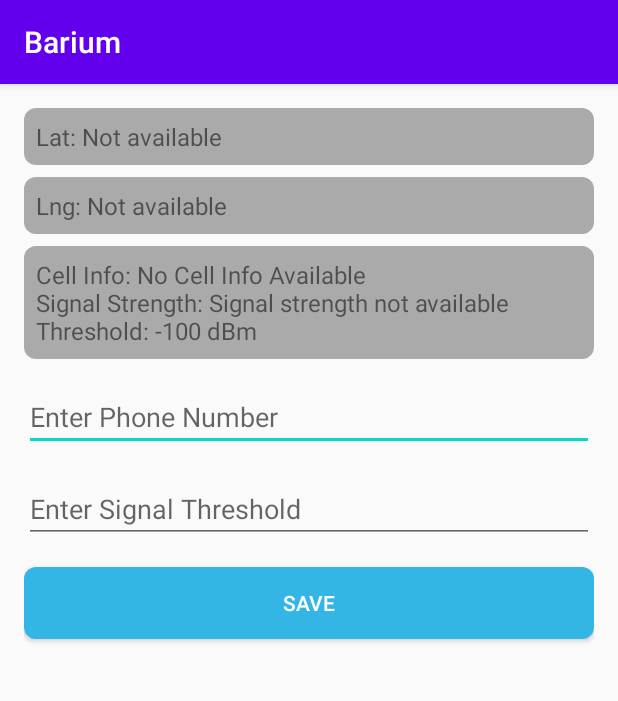
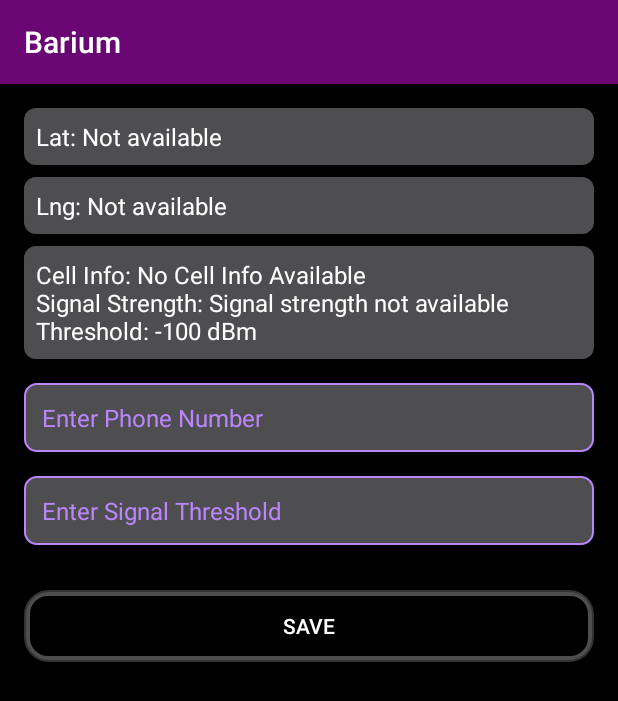
Before and after one commit to mhhasani/barium-project, an Android app built with Jetpack Compose: the screen it shows after launch (MainActivity), on a phone screen of 412 x 824 dp. Shown: the top 701 px of the screen. Run offline under Robolectric (Android 15) with nearby library versions, the phone set to English and light mode, and no system bars.

Commit message:
Make UI better

```diff
--- a/app/src/main/res/drawable/button_background.xml
+++ b/app/src/main/res/drawable/button_background.xml
@@ -2,13 +2,13 @@
 <selector xmlns:android="http://schemas.android.com/apk/res/android">
     <item android:state_pressed="true">
         <shape android:shape="rectangle">
-            <solid android:color="@android:color/holo_blue_dark"/>
+            <solid android:color="@color/primaryDarkColor"/>
             <corners android:radius="8dp"/>
         </shape>
     </item>
     <item>
         <shape android:shape="rectangle">
-            <solid android:color="@android:color/holo_blue_light"/>
+            <solid android:color="@color/primaryColor"/>
             <corners android:radius="8dp"/>
         </shape>
     </item>
--- /dev/null
+++ b/app/src/main/res/drawable/edit_text_background.xml
@@ -0,0 +1,14 @@
+<?xml version="1.0" encoding="utf-8"?>
+<shape xmlns:android="http://schemas.android.com/apk/res/android"
+    android:shape="rectangle">
+    <solid android:color="@color/primaryLightColor"/>
+    <corners android:radius="8dp"/>
+    <stroke
+        android:width="1dp"
+        android:color="@color/accentColor"/>
+    <padding
+        android:left="8dp"
+        android:top="8dp"
+        android:right="8dp"
+        android:bottom="8dp"/>
+</shape>
--- a/app/src/main/res/drawable/log_item_background.xml
+++ b/app/src/main/res/drawable/log_item_background.xml
@@ -2,21 +2,15 @@
 <layer-list xmlns:android="http://schemas.android.com/apk/res/android">
     <item>
         <shape android:shape="rectangle">
-            <solid android:color="#FFFFFF"/>
+            <solid android:color="@color/primaryLightColor"/>
             <corners android:radius="16dp"/>
-            <stroke
-                android:width="1dp"
-                android:color="#DDDDDD"/>
-            <padding
-                android:left="4dp"
-                android:top="4dp"
-                android:right="4dp"
-                android:bottom="4dp"/>
+            <stroke android:width="1dp" android:color="#333333"/>
+            <padding android:left="4dp" android:top="4dp" android:right="4dp" android:bottom="4dp"/>
         </shape>
     </item>
     <item>
         <shape android:shape="rectangle">
-            <solid android:color="#F5F5F5"/>
+            <solid android:color="@color/primaryColor"/>
             <corners android:radius="12dp"/>
         </shape>
     </item>
--- a/app/src/main/res/drawable/rounded_background.xml
+++ b/app/src/main/res/drawable/rounded_background.xml
@@ -2,6 +2,6 @@
 <shape xmlns:android="http://schemas.android.com/apk/res/android"
     android:shape="rectangle">
     <corners android:radius="8dp"/>
-    <solid android:color="@android:color/darker_gray"/>
+    <solid android:color="@color/primaryLightColor"/>
     <padding android:left="8dp" android:top="8dp" android:right="8dp" android:bottom="8dp"/>
 </shape>
--- a/app/src/main/res/layout/activity_main.xml
+++ b/app/src/main/res/layout/activity_main.xml
@@ -2,8 +2,9 @@
     xmlns:tools="http://schemas.android.com/tools"
     android:layout_width="match_parent"
     android:layout_height="match_parent"
-    tools:context=".MainActivity"
-    android:padding="16dp">
+    android:padding="16dp"
+    android:background="@color/primaryColor"
+    tools:context=".MainActivity">
 
     <TextView
         android:id="@+id/latitudeTextView"
@@ -14,7 +15,8 @@
         android:padding="8dp"
         android:background="@drawable/rounded_background"
         android:layout_alignParentTop="true"
-        android:layout_marginBottom="8dp"/>
+        android:layout_marginBottom="8dp"
+        android:textColor="@color/textColor"/>
 
     <TextView
         android:id="@+id/longitudeTextView"
@@ -25,7 +27,8 @@
         android:padding="8dp"
         android:background="@drawable/rounded_background"
         android:layout_below="@id/latitudeTextView"
-        android:layout_marginBottom="8dp"/>
+        android:layout_marginBottom="8dp"
+        android:textColor="@color/textColor"/>
 
     <TextView
         android:id="@+id/textView"
@@ -36,7 +39,8 @@
         android:padding="8dp"
         android:background="@drawable/rounded_background"
         android:layout_below="@id/longitudeTextView"
-        android:layout_marginBottom="16dp"/>
+        android:layout_marginBottom="16dp"
+        android:textColor="@color/textColor"/>
 
     <EditText
         android:id="@+id/phoneNumberEditText"
@@ -45,7 +49,8 @@
         android:hint="Enter Phone Number"
         android:inputType="phone"
         android:layout_below="@id/textView"
-        android:layout_marginBottom="16dp"/>
+        android:layout_marginBottom="16dp"
+        style="@style/CustomEditText"/>
 
     <EditText
         android:id="@+id/thresholdEditText"
@@ -54,23 +59,26 @@
         android:hint="Enter Signal Threshold"
         android:inputType="numberSigned"
         android:layout_below="@id/phoneNumberEditText"
-        android:layout_marginBottom="16dp"/>
+        android:layout_marginBottom="16dp"
+        style="@style/CustomEditText"/>
 
     <Button
         android:id="@+id/saveButton"
         android:layout_width="match_parent"
         android:layout_height="wrap_content"
+        android:layout_below="@id/thresholdEditText"
+        android:layout_marginTop="14dp"
+        android:layout_marginBottom="16dp"
+        android:background="@drawable/log_item_background"
         android:text="Save"
-        android:layout_below="@id/thresholdEditText"
-        android:layout_marginBottom="16dp"
-        android:background="@drawable/button_background"
-        android:textColor="@android:color/white"/>
+        android:textColor="@color/textColor" />
 
     <androidx.recyclerview.widget.RecyclerView
         android:id="@+id/logRecyclerView"
         android:layout_width="match_parent"
         android:layout_height="wrap_content"
         android:layout_below="@id/saveButton"
-        android:layout_marginTop="16dp"
-        android:layout_marginBottom="16dp"/>
+        android:layout_marginTop="8dp"
+        android:layout_marginBottom="16dp"
+        android:background="#000000" />
 </RelativeLayout>
--- a/app/src/main/res/values/colors.xml
+++ b/app/src/main/res/values/colors.xml
@@ -11,4 +11,10 @@
     <color name="primary">#3F51B5</color>
     <color name="primary_dark">#303F9F</color>
     <color name="ack_background">#00FF00</color>
+    <color name="primaryColor">#000000</color>
+    <color name="primaryLightColor">#4E4E51</color>
+    <color name="primaryDarkColor">#021402</color>
+    <color name="accentColor">#BB86FC</color>
+    <color name="textColor">#FFFFFF</color>
+    <color name="backgroundColor">#6A0674</color>
 </resources>
--- a/app/src/main/res/values/themes.xml
+++ b/app/src/main/res/values/themes.xml
@@ -3,8 +3,18 @@
     <!-- Base application theme -->
     <style name="Theme.Barium" parent="Theme.AppCompat.DayNight.DarkActionBar">
         <!-- Customize your theme here -->
-        <item name="colorPrimary">@color/purple_500</item>
-        <item name="colorPrimaryDark">@color/black</item>
-        <item name="colorAccent">@color/teal_200</item>
+        <item name="colorPrimary">@color/primaryColor</item>
+        <item name="colorPrimaryDark">@color/primaryDarkColor</item>
+        <item name="colorAccent">@color/accentColor</item>
+        <item name="android:textColor">@color/textColor</item>
+        <item name="android:background">@color/backgroundColor</item>
+    </style>
+
+    <style name="CustomEditText" parent="Widget.AppCompat.EditText">
+        <item name="android:background">@drawable/edit_text_background</item>
+        <item name="android:padding">12dp</item>
+        <item name="android:textColor">@color/textColor</item>
+        <item name="android:textColorHint">@color/accentColor</item>
+        <item name="android:textSize">16sp</item>
     </style>
 </resources>
```
